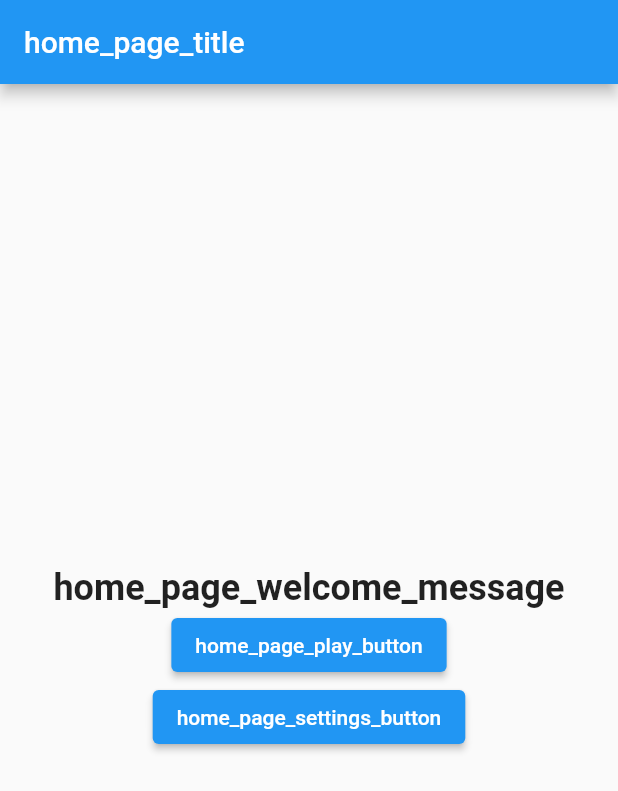
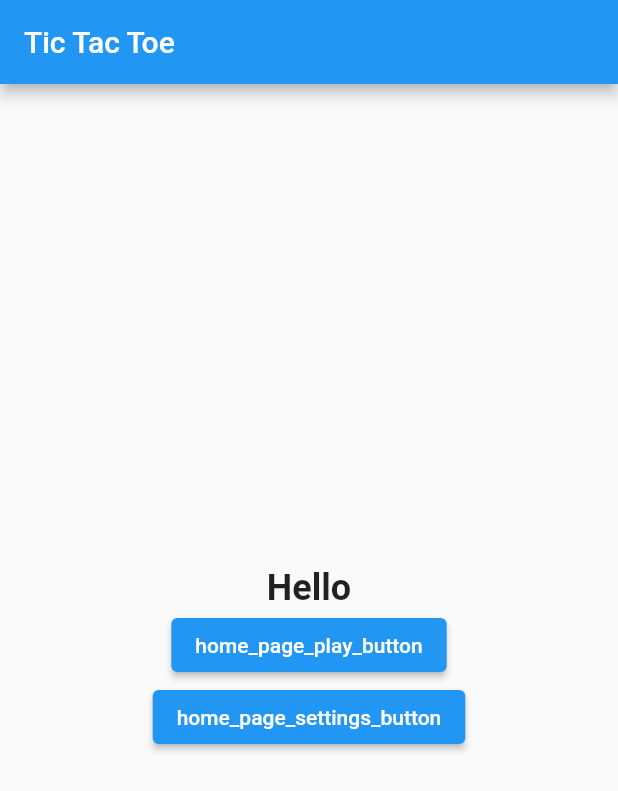
Before and after one commit to yuraantonov11/test1, a Flutter app: the screen it shows after launch, on a phone screen of 412 x 824 dp. Shown: the top 791 px of the screen. Run offline on Flutter 3.47's test engine with Material 2 defaults, Android fonts, the phone set to English and light mode, and no system bars; our stand-ins replace audioplayers, confetti, flutter_bluetooth_serial, flutter_screenutil.

Commit message:
fix routing

```diff
--- a/assets/i18n/en.json
+++ b/assets/i18n/en.json
@@ -1,5 +1,6 @@
 {
   "app_title": "Tic Tac Toe",
+  "home_page_welcome_message": "Hello",
   "menu_settings": "Settings",
   "game_player": "Player",
   "game_computer": "Computer",
--- a/assets/i18n/uk.json
+++ b/assets/i18n/uk.json
@@ -1,5 +1,6 @@
 {
-  "app_title": "Крестики-нолики",
+  "app_title": "Хрестики-нолики",
+  "home_page_welcome_message": "Привіт",
   "menu_settings": "Налаштування",
   "game_player": "Гравець",
   "game_computer": "Комп'ютер",
--- a/lib/main.dart
+++ b/lib/main.dart
@@ -2,6 +2,7 @@ import 'package:flutter/material.dart';
 import 'package:audioplayers/audioplayers.dart';
 import 'package:flutter_localizations/flutter_localizations.dart';
 import 'package:flutter_screenutil/flutter_screenutil.dart';
+import 'package:test1/screens/tictactoe/tictactoe_game.dart';
 import 'package:test1/sound_manager.dart';
 import 'app_localizations.dart';
 import 'screens/homepage/home_page.dart';
@@ -21,13 +22,19 @@ class MyApp extends StatefulWidget {
 
 class _MyAppState extends State<MyApp> {
   late SoundManager _soundManager;
-  final bool _soundEnabled = true;
-  late var _toggleSound;
+  late bool _soundEnabled = true;
+
+  late void Function(bool) _toggleSound; // add initialization value
 
   @override
   void initState() {
     super.initState();
     _soundManager = SoundManager();
+    _toggleSound = (soundEnabled) {
+      setState(() {
+        _soundEnabled = !soundEnabled;
+      });
+    };
   }
 
   void _playClickSound() async {
@@ -69,6 +76,7 @@ class _MyAppState extends State<MyApp> {
               onToggleSound: _toggleSound,
               soundManager: _soundManager,
             ),
+            '/tictactoe': (context) => TicTacToeGame(),
           },
         );
       },
--- a/lib/screens/homepage/home_page.dart
+++ b/lib/screens/homepage/home_page.dart
@@ -44,7 +44,7 @@ class _HomePageState extends State<HomePage> {
   Widget build(BuildContext context) {
     return Scaffold(
       appBar: AppBar(
-        title: Text(AppLocalizations.of(context).translate('home_page_title')),
+        title: Text(AppLocalizations.of(context).translate('app_title')),
       ),
       body: Center(
         child: Column(
--- a/lib/sound_manager.dart
+++ b/lib/sound_manager.dart
@@ -1,17 +1,21 @@
 import 'package:audioplayers/audioplayers.dart';
 
 class SoundManager {
-  late AudioPlayer _audioPlayer;
+  bool _soundEnabled = true;
+  final AudioCache _audioCache = AudioCache();
 
-  SoundManager() {
-    _audioPlayer = AudioPlayer();
+  // Add the getter for the soundEnabled property
+  bool get soundEnabled => _soundEnabled;
+
+  // Update the playSound method to check if sound is enabled
+  Future<void> playSound(String soundPath) async {
+    if (_soundEnabled) {
+      await _audioCache.(soundPath);
+    }
   }
 
-  Future<void> playSound(soundAsset) async {
-    await _audioPlayer.play(soundAsset);
-  }
-
-  Future<void> stopSound() async {
-    await _audioPlayer.stop();
+  // Add the toggleSound method
+  void toggleSound(bool value) {
+    _soundEnabled = value;
   }
 }
```
Also changed, not shown: lib/screens/tictactoe/tictactoe_game.dart (+7 -0 lines).
